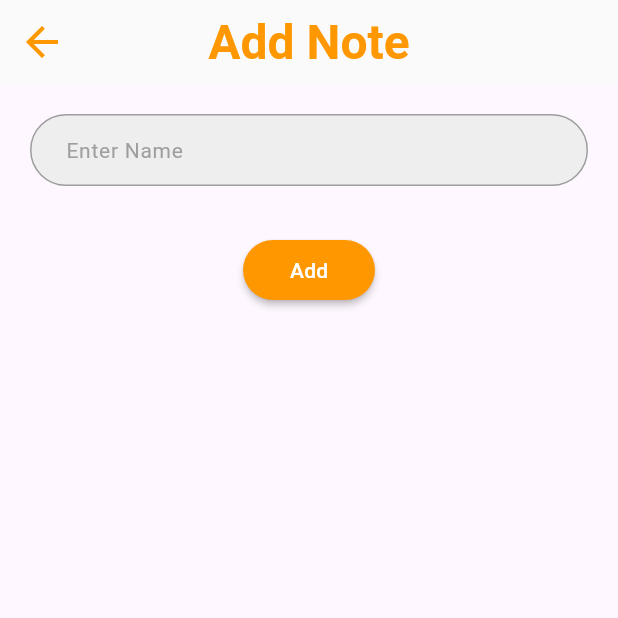
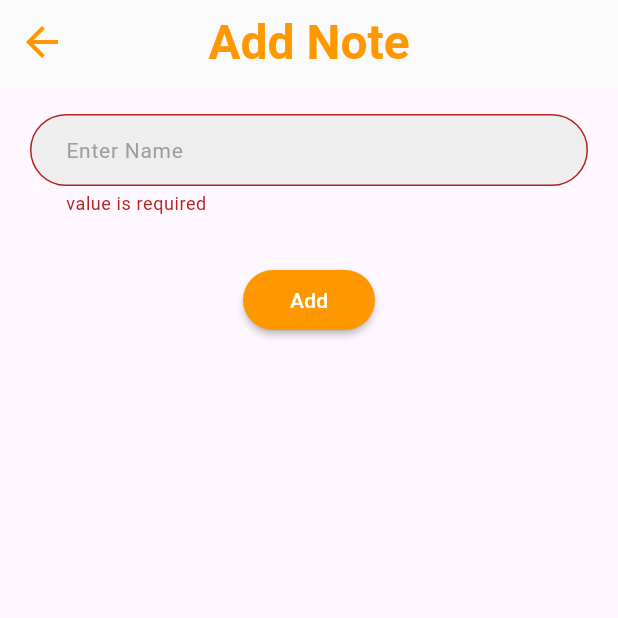
Before and after one commit to ramy23149/reviw_on-firebase, a Flutter app: the AddCategoryPage screen opened by its route, after a tap on "Add", on a phone screen of 412 x 824 dp, the top half of it. Run offline on Flutter 3.47's test engine with Material 3 defaults, Android fonts, the phone set to English and light mode, and no system bars; our stand-ins replace awesome_dialog, cloud_firestore, firebase_auth, firebase_core; accounts and stored records are empty.

Commit message:
add cloud Fire Store to app and to Add Category Page Specifically

```diff
--- a/lib/add_category/add_category.dart
+++ b/lib/add_category/add_category.dart
@@ -1,3 +1,4 @@
+import 'package:cloud_firestore/cloud_firestore.dart';
 import 'package:flutter/material.dart';
 import 'package:market_app/components/custom_form_textField.dart';
 
@@ -11,6 +12,22 @@ class AddCategoryPage extends StatefulWidget {
 class _AddCategoryPageState extends State<AddCategoryPage> {
   GlobalKey<FormState> formKey = GlobalKey<FormState>();
   TextEditingController name = TextEditingController();
+  CollectionReference categoris =
+      FirebaseFirestore.instance.collection('categoris');
+
+  Future<void> addCategory() async {
+    if (formKey.currentState!.validate()) {
+      try {
+    DocumentReference response =    await categoris.add({
+          'name': name.text,
+        });
+        Navigator.of(context).pushReplacementNamed('HomePage');
+      } catch (e) {
+        print(e);
+      }
+    }
+  }
+
   @override
   Widget build(BuildContext context) {
     return Scaffold(
@@ -34,30 +51,7 @@ class _AddCategoryPageState extends State<AddCategoryPage> {
                   }
                 },
               ),
-              // TextFormField(
-              //   validator: (value) {
-              //     if (value!.isEmpty) {
-              //       return 'value is required';
-              //     }
-              //   },
-              //   decoration: InputDecoration(
-              //     hintText: 'add note',
-              //     hintStyle: const TextStyle(fontSize: 14, color: Colors.grey),
-              //     contentPadding:
-              //         const EdgeInsets.symmetric(vertical: 2, horizontal: 20),
-              //     filled: true,
-              //     fillColor: Colors.grey[200],
-              //     border: OutlineInputBorder(
-              //         borderRadius: BorderRadius.circular(50),
-              //         borderSide: const BorderSide(
-              //             color: Color.fromARGB(255, 184, 184, 184))),
-              //     enabledBorder: OutlineInputBorder(
-              //       borderRadius: BorderRadius.circular(50),
-              //       borderSide: const BorderSide(color: Colors.grey),
-              //     ),
-              //   ),
-              // ),
-              SizedBox(
+              const SizedBox(
                 height: 32,
               ),
               MaterialButton(
@@ -66,7 +60,10 @@ class _AddCategoryPageState extends State<AddCategoryPage> {
                     borderRadius: BorderRadius.circular(20)),
                 color: Colors.orange,
                 textColor: Colors.white,
-                onPressed: () {},
+                onPressed: () {
+                  addCategory();
+                  name.clear();
+                },
                 child: const Text('Add'),
               )
             ],
```
